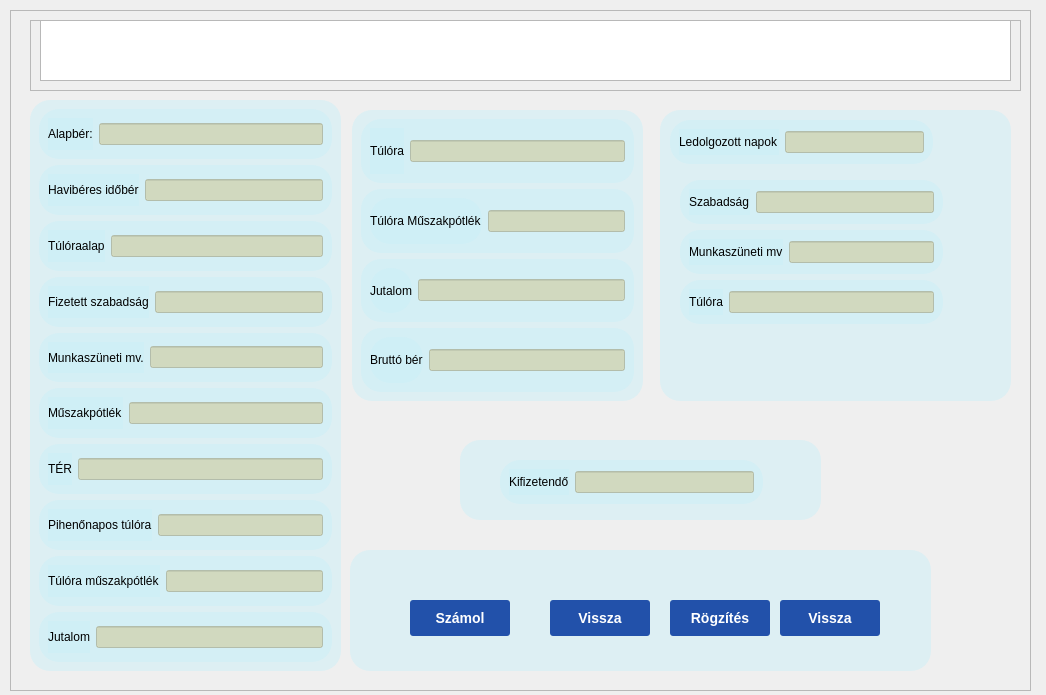
katsa00781/HomeApp, file berkalkulator.ui: the form before one commit.
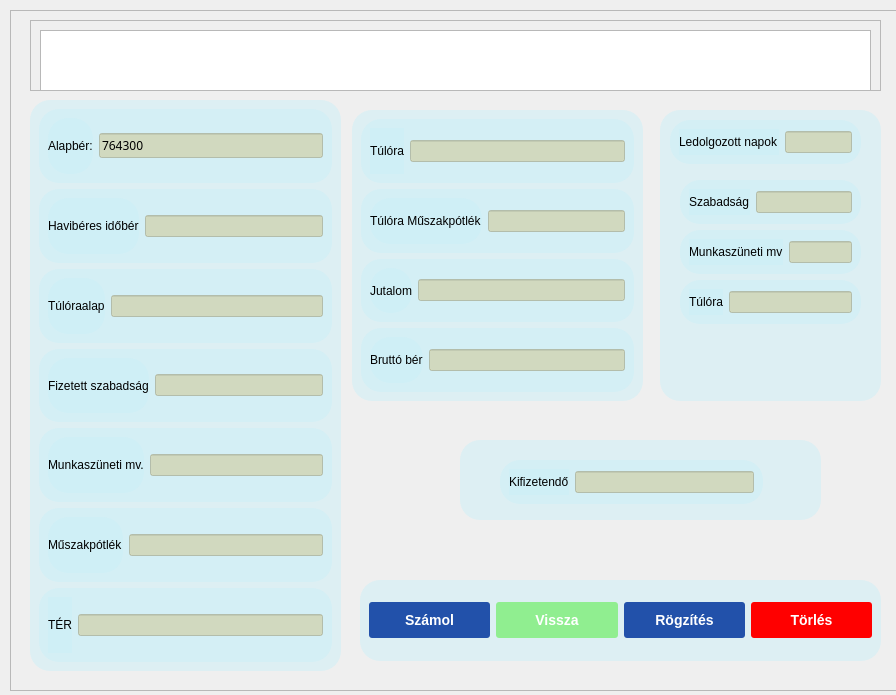
The form after the commit.

Commit message: A berkalkulator ui kész van

Patch:
```diff
--- a/berkalkulator.ui
+++ b/berkalkulator.ui
@@ -6,7 +6,7 @@
    <rect>
     <x>0</x>
     <y>0</y>
-    <width>1046</width>
+    <width>896</width>
     <height>695</height>
    </rect>
   </property>
@@ -65,7 +65,7 @@
      <rect>
       <x>20</x>
       <y>10</y>
-      <width>991</width>
+      <width>851</width>
       <height>71</height>
      </rect>
     </property>
@@ -83,8 +83,8 @@
      <property name="geometry">
       <rect>
        <x>10</x>
-       <y>0</y>
-       <width>971</width>
+       <y>10</y>
+       <width>831</width>
        <height>61</height>
       </rect>
      </property>
@@ -103,7 +103,7 @@
      <rect>
       <x>650</x>
       <y>100</y>
-      <width>351</width>
+      <width>221</width>
       <height>291</height>
      </rect>
     </property>
@@ -129,7 +129,7 @@
       <rect>
        <x>10</x>
        <y>10</y>
-       <width>263</width>
+       <width>191</width>
        <height>44</height>
       </rect>
      </property>
@@ -157,7 +157,7 @@
       <rect>
        <x>20</x>
        <y>70</y>
-       <width>263</width>
+       <width>181</width>
        <height>44</height>
       </rect>
      </property>
@@ -185,7 +185,7 @@
       <rect>
        <x>20</x>
        <y>120</y>
-       <width>263</width>
+       <width>181</width>
        <height>44</height>
       </rect>
      </property>
@@ -213,7 +213,7 @@
       <rect>
        <x>20</x>
        <y>170</y>
-       <width>263</width>
+       <width>181</width>
        <height>44</height>
       </rect>
      </property>
@@ -286,7 +286,19 @@
          </widget>
         </item>
         <item>
-         <widget class="QLineEdit" name="lineEdit"/>
+         <widget class="QLineEdit" name="alabberLineEdit">
+          <property name="font">
+           <font>
+            <family>Academy Engraved LET</family>
+           </font>
+          </property>
+          <property name="text">
+           <string>764300</string>
+          </property>
+          <property name="placeholderText">
+           <string>764300</string>
+          </property>
+         </widget>
         </item>
        </layout>
       </widget>
@@ -418,73 +430,7 @@
          </widget>
         </item>
         <item>
-         <widget class="QLineEdit" name="lineEdit_7"/>
-        </item>
-       </layout>
-      </widget>
-     </item>
-     <item>
-      <widget class="QFrame" name="frame_11">
-       <property name="frameShape">
-        <enum>QFrame::StyledPanel</enum>
-       </property>
-       <property name="frameShadow">
-        <enum>QFrame::Raised</enum>
-       </property>
-       <layout class="QHBoxLayout" name="horizontalLayout_9">
-        <item>
-         <widget class="QLabel" name="label_9">
-          <property name="text">
-           <string>Pihenőnapos túlóra</string>
-          </property>
-         </widget>
-        </item>
-        <item>
-         <widget class="QLineEdit" name="lineEdit_9"/>
-        </item>
-       </layout>
-      </widget>
-     </item>
-     <item>
-      <widget class="QFrame" name="frame_10">
-       <property name="frameShape">
-        <enum>QFrame::StyledPanel</enum>
-       </property>
-       <property name="frameShadow">
-        <enum>QFrame::Raised</enum>
-       </property>
-       <layout class="QHBoxLayout" name="horizontalLayout_8">
-        <item>
-         <widget class="QLabel" name="label_8">
-          <property name="text">
-           <string>Túlóra műszakpótlék</string>
-          </property>
-         </widget>
-        </item>
-        <item>
-         <widget class="QLineEdit" name="lineEdit_8"/>
-        </item>
-       </layout>
-      </widget>
-     </item>
-     <item>
-      <widget class="QFrame" name="frame_12">
-       <property name="frameShape">
-        <enum>QFrame::StyledPanel</enum>
-       </property>
-       <property name="frameShadow">
-        <enum>QFrame::Raised</enum>
-       </property>
-       <layout class="QHBoxLayout" name="horizontalLayout_10">
-        <item>
-         <widget class="QLabel" name="label_10">
-          <property name="text">
-           <string>Jutalom</string>
-          </property>
-         </widget>
-        </item>
-        <item>
-         <widget class="QLineEdit" name="lineEdit_10"/>
+         <widget class="QLineEdit" name="terLineEdit"/>
         </item>
        </layout>
       </widget>
@@ -617,10 +563,10 @@
    <widget class="QFrame" name="frame_23">
     <property name="geometry">
      <rect>
-      <x>340</x>
-      <y>540</y>
-      <width>581</width>
-      <height>121</height>
+      <x>350</x>
+      <y>570</y>
+      <width>521</width>
+      <height>81</height>
      </rect>
     </property>
     <property name="styleSheet">
@@ -654,58 +600,43 @@
     <property name="frameShadow">
      <enum>QFrame::Raised</enum>
     </property>
-    <widget class="QPushButton" name="pushButton">
-     <property name="geometry">
-      <rect>
-       <x>60</x>
-       <y>50</y>
-       <width>100</width>
-       <height>36</height>
-      </rect>
-     </property>
-     <property name="text">
-      <string>Számol</string>
-     </property>
-    </widget>
-    <widget class="QPushButton" name="pushButton_2">
-     <property name="geometry">
-      <rect>
-       <x>200</x>
-       <y>50</y>
-       <width>100</width>
-       <height>36</height>
-      </rect>
-     </property>
-     <property name="text">
-      <string>Vissza</string>
-     </property>
-    </widget>
-    <widget class="QPushButton" name="pushButton_3">
-     <property name="geometry">
-      <rect>
-       <x>320</x>
-       <y>50</y>
-       <width>100</width>
-       <height>36</height>
-      </rect>
-     </property>
-     <property name="text">
-      <string>Rögzítés</string>
-     </property>
-    </widget>
-    <widget class="QPushButton" name="pushButton_4">
-     <property name="geometry">
-      <rect>
-       <x>430</x>
-       <y>50</y>
-       <width>100</width>
-       <height>36</height>
-      </rect>
-     </property>
-     <property name="text">
-      <string>Vissza</string>
-     </property>
-    </widget>
+    <layout class="QHBoxLayout" name="horizontalLayout_20">
+     <item>
+      <widget class="QPushButton" name="szamolButton">
+       <property name="text">
+        <string>Számol</string>
+       </property>
+      </widget>
+     </item>
+     <item>
+      <widget class="QPushButton" name="visszaButton">
+       <property name="styleSheet">
+        <string notr="true">background-color: lightgreen
+</string>
+       </property>
+       <property name="text">
+        <string>Vissza</string>
+       </property>
+      </widget>
+     </item>
+     <item>
+      <widget class="QPushButton" name="RogziteButton">
+       <property name="text">
+        <string>Rögzítés</string>
+       </property>
+      </widget>
+     </item>
+     <item>
+      <widget class="QPushButton" name="torlesButton">
+       <property name="styleSheet">
+        <string notr="true">background-color: red</string>
+       </property>
+       <property name="text">
+        <string>Törlés</string>
+       </property>
+      </widget>
+     </item>
+    </layout>
    </widget>
    <widget class="QFrame" name="frame_24">
     <property name="geometry">
```
Left out of the diff: 30 changed lines with no effect on the pictures. The commit also changes 4 other files.
